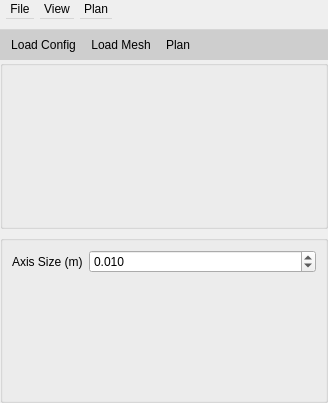
Above: noether_gui/ui/tpp_widget.ui from ros-industrial/noether before the change. Below: the same form after it.
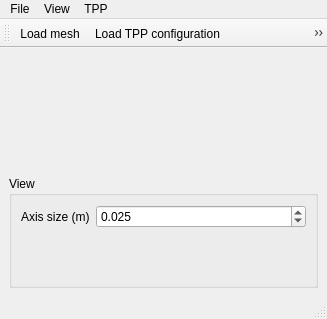
That is the form after the change. Icons and pictures are not drawn.

Commit message: Updated TPP widget to inherit QMainWindow; updated UI and behavior

Diff of the .ui file:
```diff
--- a/noether_gui/ui/tpp_widget.ui
+++ b/noether_gui/ui/tpp_widget.ui
@@ -1,285 +1,306 @@
 <?xml version="1.0" encoding="UTF-8"?>
 <ui version="4.0">
  <class>TPP</class>
- <widget class="QWidget" name="TPP">
+ <widget class="QMainWindow" name="TPP">
   <property name="geometry">
    <rect>
     <x>0</x>
     <y>0</y>
-    <width>328</width>
-    <height>403</height>
+    <width>327</width>
+    <height>319</height>
    </rect>
   </property>
   <property name="windowTitle">
-   <string>Form</string>
+   <string>MainWindow</string>
   </property>
-  <layout class="QVBoxLayout" name="verticalLayout">
-   <property name="spacing">
-    <number>0</number>
-   </property>
-   <property name="leftMargin">
-    <number>0</number>
-   </property>
-   <property name="topMargin">
-    <number>0</number>
-   </property>
-   <property name="rightMargin">
-    <number>0</number>
-   </property>
-   <property name="bottomMargin">
-    <number>0</number>
-   </property>
-   <item>
-    <widget class="QMenuBar" name="menubar">
-     <property name="maximumSize">
-      <size>
-       <width>16777215</width>
-       <height>30</height>
-      </size>
-     </property>
-     <widget class="QMenu" name="menuConfigFile">
-      <property name="title">
-       <string>File</string>
+  <widget class="QWidget" name="centralwidget">
+   <layout class="QVBoxLayout" name="verticalLayout_2">
+    <item>
+     <widget class="QSplitter" name="splitter">
+      <property name="orientation">
+       <enum>Qt::Horizontal</enum>
       </property>
-      <addaction name="action_load_mesh"/>
-      <addaction name="action_load_config"/>
-      <addaction name="action_save_config"/>
+      <widget class="QWidget" name="verticalLayoutWidget">
+       <layout class="QVBoxLayout" name="verticalLayout">
+        <item>
+         <widget class="QWidget" name="widget" native="true"/>
+        </item>
+        <item>
+         <widget class="QGroupBox" name="groupBox">
+          <property name="title">
+           <string>View</string>
+          </property>
+          <layout class="QFormLayout" name="formLayout">
+           <item row="0" column="0">
+            <widget class="QLabel" name="label">
+             <property name="text">
+              <string>Axis size (m)</string>
+             </property>
+            </widget>
+           </item>
+           <item row="0" column="1">
+            <widget class="QDoubleSpinBox" name="double_spin_box_axis_size">
+             <property name="decimals">
+              <number>3</number>
+             </property>
+             <property name="maximum">
+              <double>1.000000000000000</double>
+             </property>
+             <property name="singleStep">
+              <double>0.010000000000000</double>
+             </property>
+             <property name="value">
+              <double>0.025000000000000</double>
+             </property>
+            </widget>
+           </item>
+          </layout>
+         </widget>
+        </item>
+       </layout>
+      </widget>
      </widget>
-     <widget class="QMenu" name="menuView">
-      <property name="title">
-       <string>View</string>
-      </property>
-      <addaction name="action_show_original_mesh"/>
-      <addaction name="action_show_modified_mesh"/>
-      <addaction name="action_show_original_tool_path"/>
-      <addaction name="action_show_modified_tool_path"/>
-     </widget>
-     <widget class="QMenu" name="menuRun">
-      <property name="title">
-       <string>Plan</string>
-      </property>
-      <addaction name="action_execute_pipeline"/>
-     </widget>
-     <addaction name="menuConfigFile"/>
-     <addaction name="menuView"/>
-     <addaction name="menuRun"/>
-    </widget>
-   </item>
-   <item>
-    <widget class="QToolBar" name="toolbar">
-     <property name="maximumSize">
-      <size>
-       <width>16777215</width>
-       <height>30</height>
-      </size>
+    </item>
+   </layout>
+  </widget>
+  <widget class="QMenuBar" name="menubar">
+   <property name="geometry">
+    <rect>
+     <x>0</x>
+     <y>0</y>
+     <width>327</width>
+     <height>22</height>
+    </rect>
+   </property>
+   <widget class="QMenu" name="menuFile">
+    <property name="tearOffEnabled">
+     <bool>false</bool>
+    </property>
+    <property name="title">
+     <string>File</string>
+    </property>
+    <property name="toolTipsVisible">
+     <bool>true</bool>
+    </property>
+    <addaction name="action_load_mesh"/>
+    <addaction name="action_load_config"/>
+    <addaction name="action_save_config"/>
+   </widget>
+   <widget class="QMenu" name="menuView">
+    <property name="tearOffEnabled">
+     <bool>false</bool>
+    </property>
+    <property name="title">
+     <string>View</string>
+    </property>
+    <property name="toolTipsVisible">
+     <bool>true</bool>
+    </property>
+    <widget class="QMenu" name="menuMesh">
+     <property name="tearOffEnabled">
+      <bool>false</bool>
      </property>
-     <property name="styleSheet">
-      <string>background-color: #cecece;</string>
+     <property name="title">
+      <string>Mesh</string>
      </property>
-     <addaction name="action_load_config"/>
-     <addaction name="action_load_mesh"/>
-     <addaction name="action_execute_pipeline"/>
+     <property name="toolTipsVisible">
+      <bool>true</bool>
+     </property>
+     <addaction name="action_show_unmodified_mesh"/>
+     <addaction name="action_show_modified_mesh"/>
     </widget>
-   </item>
-   <item>
-    <widget class="QSplitter" name="splitter">
-     <property name="orientation">
-      <enum>Qt::Horizontal</enum>
+    <widget class="QMenu" name="menuTool_Path">
+     <property name="tearOffEnabled">
+      <bool>false</bool>
      </property>
-     <property name="handleWidth">
-      <number>10</number>
+     <property name="title">
+      <string>Tool path waypoints</string>
      </property>
-     <property name="childrenCollapsible">
+     <property name="toolTipsVisible">
+      <bool>true</bool>
+     </property>
+     <addaction name="action_show_unmodified_tool_path"/>
+     <addaction name="action_show_modified_tool_path"/>
+    </widget>
+    <widget class="QMenu" name="menuTool_path_lines">
+     <property name="tearOffEnabled">
       <bool>false</bool>
      </property>
-     <widget class="QWidget" name="layoutWidget">
-      <layout class="QVBoxLayout" name="verticalLayout">
-       <item>
-        <widget class="QGroupBox" name="group_box_configuration">
-         <layout class="QVBoxLayout" name="verticalLayout_2">
-          <property name="leftMargin">
-           <number>0</number>
-          </property>
-          <property name="topMargin">
-           <number>0</number>
-          </property>
-          <property name="rightMargin">
-           <number>0</number>
-          </property>
-          <property name="bottomMargin">
-           <number>0</number>
-          </property>
-          <item>
-           <widget class="QWidget" name="widget" native="true"/>
-          </item>
-         </layout>
-        </widget>
-       </item>
-       <item>
-        <widget class="QGroupBox" name="groupBox">
-         <layout class="QVBoxLayout" name="verticalLayout_4">
-          <item>
-           <layout class="QFormLayout" name="formLayout">
-            <item row="0" column="0">
-             <widget class="QLabel" name="label_2">
-              <property name="text">
-               <string>Axis Size (m)</string>
-              </property>
-             </widget>
-            </item>
-            <item row="0" column="1">
-             <widget class="QDoubleSpinBox" name="double_spin_box_axis_size">
-              <property name="decimals">
-               <number>3</number>
-              </property>
-              <property name="maximum">
-               <double>1.000000000000000</double>
-              </property>
-              <property name="singleStep">
-               <double>0.001000000000000</double>
-              </property>
-              <property name="value">
-               <double>0.010000000000000</double>
-              </property>
-             </widget>
-            </item>
-           </layout>
-          </item>
-         </layout>
-        </widget>
-       </item>
-      </layout>
-     </widget>
+     <property name="title">
+      <string>Tool path lines</string>
+     </property>
+     <property name="toolTipsVisible">
+      <bool>true</bool>
+     </property>
+     <addaction name="action_show_unmodified_tool_path_lines"/>
+     <addaction name="action_show_modified_tool_path_lines"/>
     </widget>
-   </item>
-  </layout>
-  <action name="action_load_config">
-   <property name="icon">
-    <iconset resource="../resource.qrc">
-     <normaloff>:/cog.svg</normaloff>:/cog.svg</iconset>
+    <addaction name="menuMesh"/>
+    <addaction name="menuTool_Path"/>
+    <addaction name="menuTool_path_lines"/>
+   </widget>
+   <widget class="QMenu" name="menuTPP">
+    <property name="tearOffEnabled">
+     <bool>false</bool>
+    </property>
+    <property name="title">
+     <string>TPP</string>
+    </property>
+    <property name="toolTipsVisible">
+     <bool>true</bool>
+    </property>
+    <addaction name="action_execute_pipeline"/>
+   </widget>
+   <addaction name="menuFile"/>
+   <addaction name="menuView"/>
+   <addaction name="menuTPP"/>
+  </widget>
+  <widget class="QStatusBar" name="statusbar"/>
+  <widget class="QToolBar" name="toolBar">
+   <property name="windowTitle">
+    <string>toolBar</string>
    </property>
-   <property name="text">
-    <string>Load Config</string>
-   </property>
-   <property name="toolTip">
-    <string>Load a ToolPath configuration file (Ctrl+L)</string>
-   </property>
-   <property name="shortcut">
-    <string>Ctrl+L</string>
-   </property>
-  </action>
-  <action name="action_save_config">
-   <property name="icon">
-    <iconset resource="../resource.qrc">
-     <normaloff>:/load.svg</normaloff>:/load.svg</iconset>
-   </property>
-   <property name="text">
-    <string>Save Configs</string>
-   </property>
-   <property name="toolTip">
-    <string>Saves current ToolPath configs as configuration file (Ctrl+S)</string>
-   </property>
-   <property name="shortcut">
-    <string>Ctrl+S</string>
-   </property>
-  </action>
+   <attribute name="toolBarArea">
+    <enum>TopToolBarArea</enum>
+   </attribute>
+   <attribute name="toolBarBreak">
+    <bool>false</bool>
+   </attribute>
+   <addaction name="action_load_mesh"/>
+   <addaction name="action_load_config"/>
+   <addaction name="action_save_config"/>
+   <addaction name="separator"/>
+   <addaction name="action_execute_pipeline"/>
+  </widget>
   <action name="action_load_mesh">
    <property name="icon">
-    <iconset resource="../resource.qrc">
-     <normaloff>:/open-folder.svg</normaloff>:/open-folder.svg</iconset>
+    <iconset theme="document-open"/>
    </property>
    <property name="text">
-    <string>Load Mesh</string>
+    <string>Load mesh...</string>
    </property>
    <property name="toolTip">
-    <string>Opens up a mesh file (Ctrl+O)</string>
+    <string>Load mesh from file...</string>
    </property>
    <property name="shortcut">
     <string>Ctrl+O</string>
    </property>
   </action>
-  <action name="action_execute_pipeline">
+  <action name="action_load_config">
    <property name="icon">
-    <iconset resource="../resource.qrc">
-     <normaloff>:/play-button.svg</normaloff>:/play-button.svg</iconset>
+    <iconset theme="document-properties"/>
    </property>
    <property name="text">
-    <string>Plan</string>
+    <string>Load TPP configuration...</string>
    </property>
    <property name="toolTip">
-    <string>Calculate Trajectory (Ctrl+R)</string>
+    <string>Load TPP configuration from file...</string>
    </property>
    <property name="shortcut">
-    <string>Ctrl+R</string>
+    <string>Ctrl+C</string>
    </property>
   </action>
-  <action name="action_show_original_mesh">
+  <action name="action_show_unmodified_mesh">
    <property name="checkable">
     <bool>true</bool>
    </property>
    <property name="checked">
     <bool>true</bool>
    </property>
-   <property name="icon">
-    <iconset resource="../resource.qrc">
-     <normaloff>:/semi-closed-eye.svg</normaloff>:/semi-closed-eye.svg</iconset>
-   </property>
    <property name="text">
-    <string>Original Mesh</string>
+    <string>Unmodified</string>
    </property>
    <property name="toolTip">
-    <string>Toggle visibility of the original mesh</string>
+    <string>&lt;html&gt;&lt;head/&gt;&lt;body&gt;&lt;p&gt;Show mesh &lt;span style=&quot; font-weight:700; font-style:italic;&quot;&gt;before&lt;/span&gt; modification step&lt;/p&gt;&lt;/body&gt;&lt;/html&gt;</string>
    </property>
   </action>
   <action name="action_show_modified_mesh">
    <property name="checkable">
     <bool>true</bool>
    </property>
-   <property name="checked">
-    <bool>true</bool>
-   </property>
-   <property name="icon">
-    <iconset resource="../resource.qrc">
-     <normaloff>:/semi-closed-eye.svg</normaloff>:/semi-closed-eye.svg</iconset>
-   </property>
    <property name="text">
-    <string>Modified Mesh</string>
+    <string>Modified</string>
    </property>
    <property name="toolTip">
-    <string>Toggle visibility of the modified mesh</string>
+    <string>&lt;html&gt;&lt;head/&gt;&lt;body&gt;&lt;p&gt;Show mesh &lt;span style=&quot; font-weight:700; font-style:italic;&quot;&gt;after&lt;/span&gt; modification step&lt;/p&gt;&lt;/body&gt;&lt;/html&gt;</string>
    </property>
   </action>
-  <action name="action_show_original_tool_path">
+  <action name="action_show_unmodified_tool_path">
    <property name="checkable">
     <bool>true</bool>
    </property>
-   <property name="icon">
-    <iconset resource="../resource.qrc">
-     <normaloff>:/semi-closed-eye.svg</normaloff>:/semi-closed-eye.svg</iconset>
+   <property name="checked">
+    <bool>true</bool>
    </property>
    <property name="text">
-    <string>Original Tool Path</string>
+    <string>Unmodified</string>
    </property>
    <property name="toolTip">
-    <string>Toggle visibility of the original tool path</string>
+    <string>&lt;html&gt;&lt;head/&gt;&lt;body&gt;&lt;p&gt;Show tool path waypoints &lt;span style=&quot; font-weight:700; font-style:italic;&quot;&gt;before&lt;/span&gt; modification step&lt;/p&gt;&lt;/body&gt;&lt;/html&gt;</string>
    </property>
   </action>
   <action name="action_show_modified_tool_path">
    <property name="checkable">
     <bool>true</bool>
    </property>
+   <property name="text">
+    <string>Modified</string>
+   </property>
+   <property name="toolTip">
+    <string>&lt;html&gt;&lt;head/&gt;&lt;body&gt;&lt;p&gt;Show tool path waypoints &lt;span style=&quot; font-weight:700; font-style:italic;&quot;&gt;after&lt;/span&gt; modification step&lt;/p&gt;&lt;/body&gt;&lt;/html&gt;</string>
+   </property>
+  </action>
+  <action name="action_execute_pipeline">
+   <property name="icon">
+    <iconset theme="media-playback-start"/>
+   </property>
+   <property name="text">
+    <string>Plan</string>
+   </property>
+   <property name="toolTip">
+    <string>Plan tool path</string>
+   </property>
+   <property name="shortcut">
+    <string>Ctrl+P</string>
+   </property>
+  </action>
+  <action name="action_save_config">
+   <property name="icon">
+    <iconset theme="document-save"/>
+   </property>
+   <property name="text">
+    <string>Save TPP configuration...</string>
+   </property>
+   <property name="toolTip">
+    <string>Save TPP configuration...</string>
+   </property>
+   <property name="shortcut">
+    <string>Ctrl+S</string>
+   </property>
+  </action>
+  <action name="action_show_unmodified_tool_path_lines">
+   <property name="checkable">
+    <bool>true</bool>
+   </property>
    <property name="checked">
+    <bool>false</bool>
+   </property>
+   <property name="text">
+    <string>Unmodified</string>
+   </property>
+   <property name="toolTip">
+    <string>&lt;html&gt;&lt;head/&gt;&lt;body&gt;&lt;p&gt;Show tool path lines &lt;span style=&quot; font-weight:700; font-style:italic;&quot;&gt;before&lt;/span&gt; modification step&lt;/p&gt;&lt;/body&gt;&lt;/html&gt;</string>
+   </property>
+  </action>
+  <action name="action_show_modified_tool_path_lines">
+   <property name="checkable">
     <bool>true</bool>
    </property>
-   <property name="icon">
-    <iconset resource="../resource.qrc">
-     <normaloff>:/semi-closed-eye.svg</normaloff>:/semi-closed-eye.svg</iconset>
-   </property>
    <property name="text">
-    <string>Modified Tool Path</string>
+    <string>Modified</string>
    </property>
    <property name="toolTip">
-    <string>Toggle visibility of the modified tool path</string>
+    <string>&lt;html&gt;&lt;head/&gt;&lt;body&gt;&lt;p&gt;Show tool path lines &lt;span style=&quot; font-weight:700; font-style:italic;&quot;&gt;after&lt;/span&gt; modification step&lt;/p&gt;&lt;/body&gt;&lt;/html&gt;</string>
    </property>
   </action>
  </widget>
```
Left out of the diff: 4 changed lines with no effect on the pictures. The commit also changes 3 other files.
